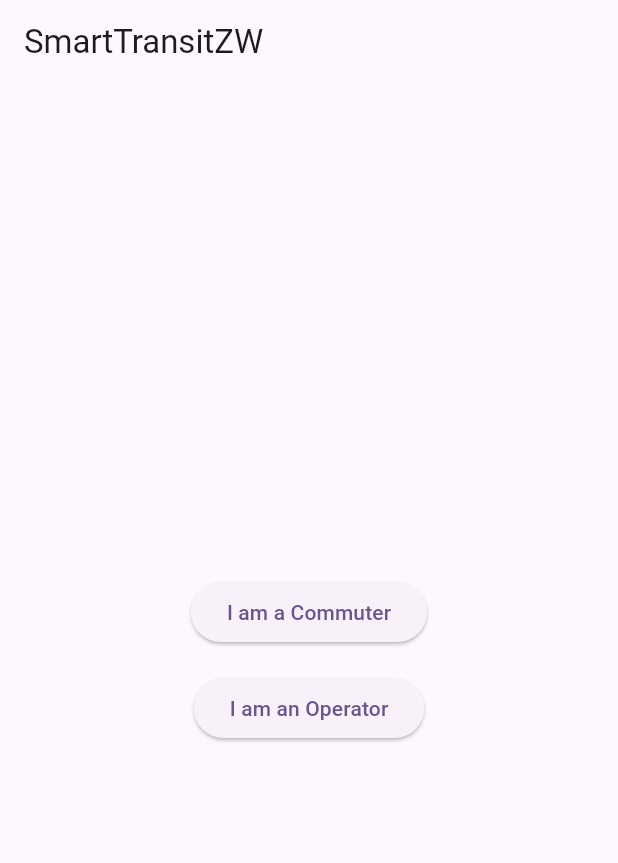
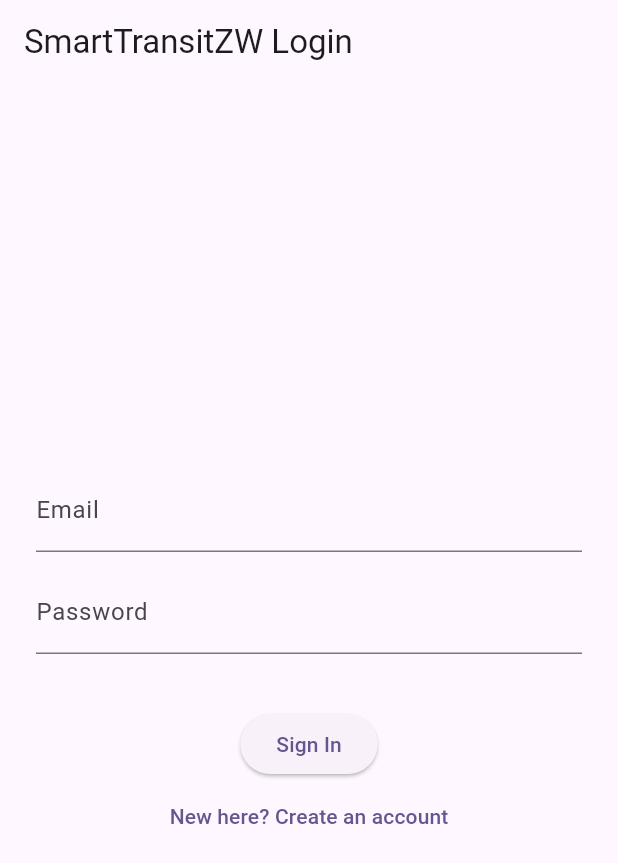
Before and after one commit to tinaishe-dr/Smart-TransitZW, a Flutter app: the screen it shows after launch, on a phone screen of 412 x 824 dp. Shown: the top 863 px of the screen. Run offline on Flutter 3.47's test engine with Material 3 defaults, Android fonts, the phone set to English and light mode, and no system bars; our stand-ins replace cloud_firestore, firebase_auth, firebase_core; accounts and stored records are empty.

Commit message:
added login screen for authentication

```diff
--- a/lib/main.dart
+++ b/lib/main.dart
@@ -1,7 +1,9 @@
 import 'package:flutter/material.dart';
 import 'package:firebase_core/firebase_core.dart';
+import 'package:firebase_auth/firebase_auth.dart';
 import 'firebase_options.dart';
 import 'screens/home_screen.dart';
+import 'screens/login_screen.dart';
 
 void main() async {
   WidgetsFlutterBinding.ensureInitialized();
@@ -19,7 +21,20 @@ class MyApp extends StatelessWidget {
       theme: ThemeData(
         colorScheme: ColorScheme.fromSeed(seedColor: Colors.deepPurple),
       ),
-      home: const HomeScreen(),
+      home: StreamBuilder<User?>(
+        stream: FirebaseAuth.instance.authStateChanges(),
+        builder: (context, snapshot) {
+          if (snapshot.connectionState == ConnectionState.waiting) {
+            return const Scaffold(
+              body: Center(child: CircularProgressIndicator()),
+            );
+          }
+          if (snapshot.hasData) {
+            return const HomeScreen();
+          }
+          return const LoginScreen();
+        },
+      ),
     );
   }
 }
--- /dev/null
+++ b/lib/screens/login_screen.dart
@@ -0,0 +1,116 @@
+import 'package:flutter/material.dart';
+import 'package:firebase_auth/firebase_auth.dart';
+import 'home_screen.dart';
+
+class LoginScreen extends StatefulWidget {
+  const LoginScreen({super.key});
+
+  @override
+  State<LoginScreen> createState() => _LoginScreenState();
+}
+
+class _LoginScreenState extends State<LoginScreen> {
+  final _emailController = TextEditingController();
+  final _passwordController = TextEditingController();
+  String? _errorMessage;
+  bool _isLoading = false;
+
+  Future<void> _signIn() async {
+    setState(() {
+      _isLoading = true;
+      _errorMessage = null;
+    });
+
+    try {
+      await FirebaseAuth.instance.signInWithEmailAndPassword(
+        email: _emailController.text.trim(),
+        password: _passwordController.text.trim(),
+      );
+      if (!mounted) return;
+      Navigator.pushReplacement(
+        context,
+        MaterialPageRoute(builder: (context) => const HomeScreen()),
+      );
+    } on FirebaseAuthException catch (e) {
+      setState(() {
+        _errorMessage = e.message;
+      });
+    } finally {
+      setState(() {
+        _isLoading = false;
+      });
+    }
+  }
+
+  Future<void> _register() async {
+    setState(() {
+      _isLoading = true;
+      _errorMessage = null;
+    });
+
+    try {
+      await FirebaseAuth.instance.createUserWithEmailAndPassword(
+        email: _emailController.text.trim(),
+        password: _passwordController.text.trim(),
+      );
+      if (!mounted) return;
+      Navigator.pushReplacement(
+        context,
+        MaterialPageRoute(builder: (context) => const HomeScreen()),
+      );
+    } on FirebaseAuthException catch (e) {
+      setState(() {
+        _errorMessage = e.message;
+      });
+    } finally {
+      setState(() {
+        _isLoading = false;
+      });
+    }
+  }
+
+  @override
+  Widget build(BuildContext context) {
+    return Scaffold(
+      appBar: AppBar(title: const Text('SmartTransitZW Login')),
+      body: Padding(
+        padding: const EdgeInsets.all(24.0),
+        child: Column(
+          mainAxisAlignment: MainAxisAlignment.center,
+          children: [
+            TextField(
+              controller: _emailController,
+              decoration: const InputDecoration(labelText: 'Email'),
+              keyboardType: TextInputType.emailAddress,
+            ),
+            const SizedBox(height: 12),
+            TextField(
+              controller: _passwordController,
+              decoration: const InputDecoration(labelText: 'Password'),
+              obscureText: true,
+            ),
+            const SizedBox(height: 24),
+            if (_errorMessage != null)
+              Text(_errorMessage!, style: const TextStyle(color: Colors.red)),
+            const SizedBox(height: 12),
+            if (_isLoading)
+              const CircularProgressIndicator()
+            else
+              Column(
+                children: [
+                  ElevatedButton(
+                    onPressed: _signIn,
+                    child: const Text('Sign In'),
+                  ),
+                  TextButton(
+                    onPressed: _register,
+                    child: const Text('New here? Create an account'),
+                  ),
+                ],
+              ),
+          ],
+        ),
+      ),
+    );
+  }
+}
--- a/pubspec.yaml
+++ b/pubspec.yaml
@@ -36,6 +36,7 @@ dependencies:
   cupertino_icons: ^1.0.8
   firebase_core: ^4.11.0
   cloud_firestore: ^6.6.0
+  firebase_auth: ^6.5.4
 
 dev_dependencies:
   flutter_test:
```
Also changed, not shown: lib/screens/reports_screen.dart (+23 -8 lines), lib/screens/route_list_screen.dart (+6 -7 lines), pubspec.lock, 3 other files.
